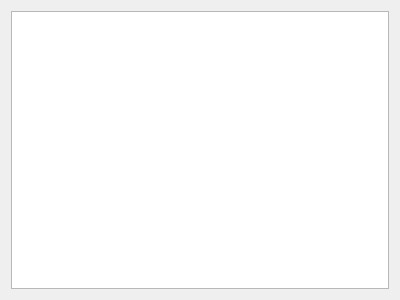
This is TxtEdit/tabpage.ui in j-christensen/TxtEdit as Qt 5 draws it before an edit. The edited form follows.
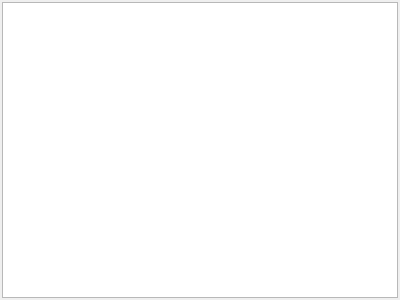
This is the edited form.

Commit message: Changed margins of QTextEdits and added QList to store pointers to each tabPage.

What changed in the file:
```diff
--- a/TxtEdit/tabpage.ui
+++ b/TxtEdit/tabpage.ui
@@ -14,6 +14,18 @@
    <string>Form</string>
   </property>
   <layout class="QVBoxLayout" name="verticalLayout">
+   <property name="leftMargin">
+    <number>2</number>
+   </property>
+   <property name="topMargin">
+    <number>2</number>
+   </property>
+   <property name="rightMargin">
+    <number>2</number>
+   </property>
+   <property name="bottomMargin">
+    <number>2</number>
+   </property>
    <item>
     <widget class="QTextEdit" name="textEdit"/>
    </item>
```
The commit also changes 4 other files.
